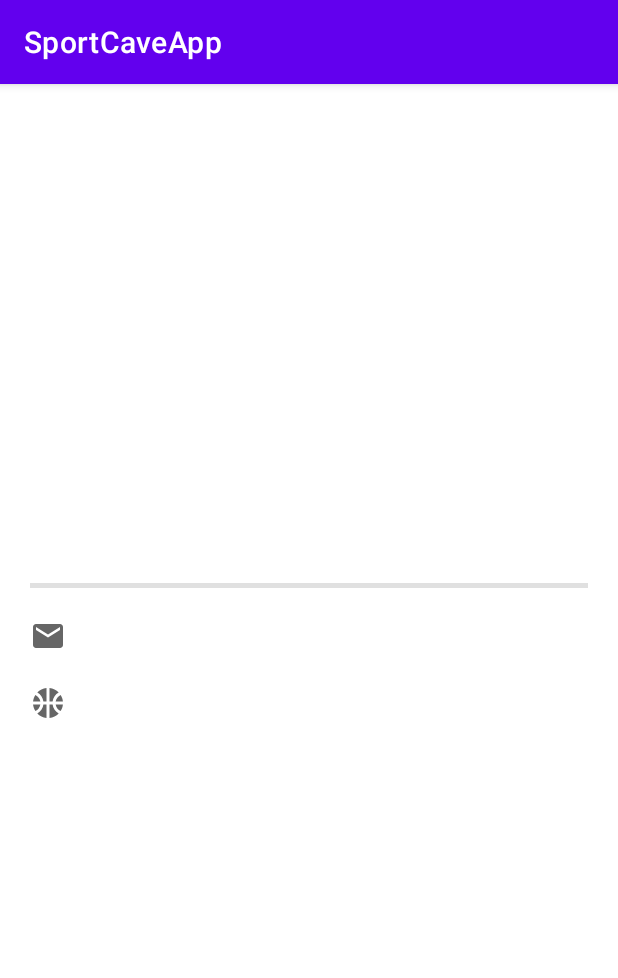
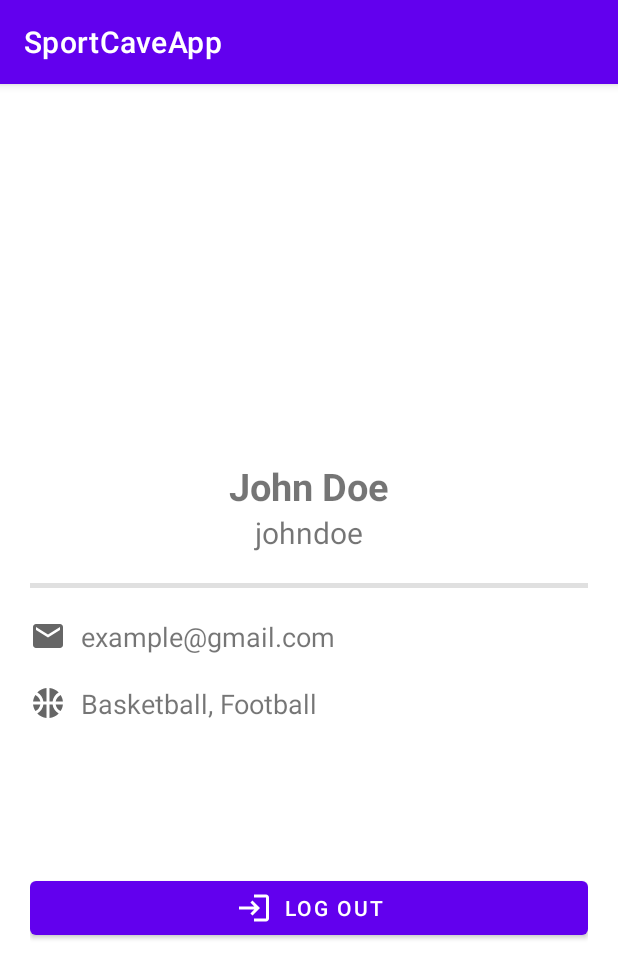
Before and after one commit to Codepath-UIC-Team2/SportCave, an Android app: the fragment ProfileFragment shown on its own in the app's theme, on a phone screen of 412 x 824 dp. Shown: the top 978 px of the screen. Run offline under Robolectric (Android 15) with nearby library versions, the phone set to English and light mode, and no system bars; plain views replace CircularImageView.

Commit message:
Implement Sports UI, modify Profile UI

```diff
--- /dev/null
+++ b/SportCaveApp/app/src/main/res/drawable/ic_baseline_login_24.xml
@@ -0,0 +1,10 @@
+<vector xmlns:android="http://schemas.android.com/apk/res/android"
+    android:width="24dp"
+    android:height="24dp"
+    android:viewportWidth="24"
+    android:viewportHeight="24"
+    android:tint="?attr/colorControlNormal">
+  <path
+      android:fillColor="@android:color/white"
+      android:pathData="M11,7L9.6,8.4l2.6,2.6H2v2h10.2l-2.6,2.6L11,17l5,-5L11,7zM20,19h-8v2h8c1.1,0 2,-0.9 2,-2V5c0,-1.1 -0.9,-2 -2,-2h-8v2h8V19z"/>
+</vector>
--- a/SportCaveApp/app/src/main/res/layout/fragment_profile.xml
+++ b/SportCaveApp/app/src/main/res/layout/fragment_profile.xml
@@ -20,25 +20,25 @@
         app:civ_shadow="true"
         app:civ_shadow_color="#959595"
         app:civ_shadow_radius="10dp"
-        tools:srcCompat="@tools:sample/avatars" />
+        tools:srcCompat="@drawable/profile" />
 
     <TextView
         android:id="@+id/tvName"
         android:layout_width="match_parent"
         android:layout_height="wrap_content"
         android:layout_marginTop="0dp"
+        android:text="John Doe"
         android:textAlignment="center"
         android:textSize="25sp"
-        android:textStyle="bold"
-        tools:text="John Doe" />
+        android:textStyle="bold" />
 
     <TextView
         android:id="@+id/tvUsername"
         android:layout_width="match_parent"
         android:layout_height="wrap_content"
+        android:text="johndoe"
         android:textAlignment="center"
-        android:textSize="20sp"
-        tools:text="johndoe" />
+        android:textSize="20sp" />
 
     <View
         android:id="@+id/divider4"
@@ -52,21 +52,27 @@
         android:layout_width="match_parent"
         android:layout_height="wrap_content"
         android:layout_marginTop="20dp"
-        app:drawableStartCompat="@drawable/ic_baseline_email_24"
         android:drawablePadding="10dp"
-        android:textAlignment="textStart"
+        android:text="example@gmail.com"
         android:textSize="18sp"
-        tools:text="example@gmail.com" />
+        app:drawableStartCompat="@drawable/ic_baseline_email_24" />
 
     <TextView
         android:id="@+id/tvMySports"
         android:layout_width="match_parent"
         android:layout_height="wrap_content"
         android:layout_marginTop="20dp"
-        app:drawableStartCompat="@drawable/ic_baseline_sports_basketball_24"
         android:drawablePadding="10dp"
-        android:textAlignment="textStart"
+        android:text="Basketball, Football"
         android:textSize="18sp"
-        tools:text="Basketball, Football" />
+        app:drawableStartCompat="@drawable/ic_baseline_sports_basketball_24" />
 
+    <Button
+        android:id="@+id/btnLogout"
+        android:layout_width="match_parent"
+        android:layout_height="wrap_content"
+        android:layout_marginTop="100dp"
+        android:text="Log out"
+        app:icon="@drawable/ic_baseline_login_24"
+        app:iconGravity="textStart" />
 </LinearLayout>
```
Also changed, not shown: SportCaveApp/app/src/main/java/com/example/sportcaveapp/MainActivity.java (+21 -1 lines), SportCaveApp/app/src/main/java/com/example/sportcaveapp/fragments/SportsFragment.java (added, +66 -0 lines), SportCaveApp/app/src/main/res/layout/fragment_sports.xml (added, +145 -0 lines), SportCaveApp/app/src/main/res/drawable/baseball.png (added), SportCaveApp/app/src/main/res/drawable/basketball.png (added), SportCaveApp/app/src/main/res/drawable/cricket.png (added), SportCaveApp/app/src/main/res/drawable/football.jpg (added), SportCaveApp/app/src/main/res/drawable/golf.png (added), SportCaveApp/app/src/main/res/drawable/profile.png (added), SportCaveApp/app/src/main/res/drawable/soccer.jpeg (added).
